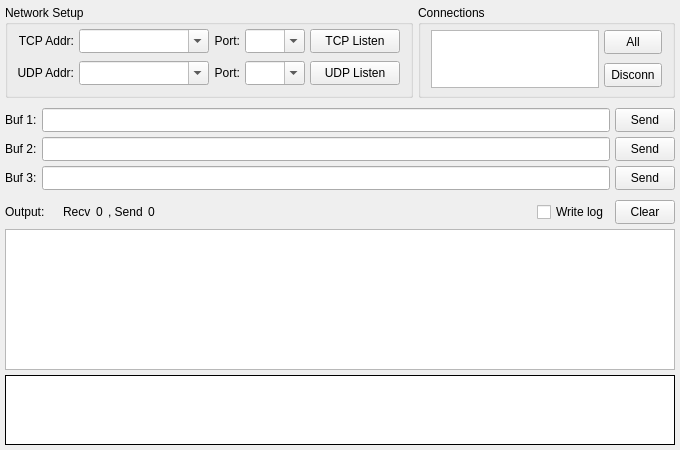
This is src/sokit/serverform.ui in sinpolib/sokit as Qt 5 draws it before an edit. The edited form follows.
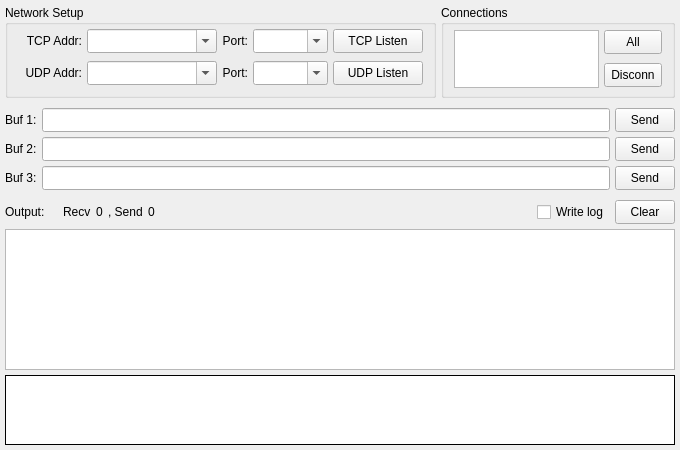
This is the edited form.

```diff
--- a/src/sokit/serverform.ui
+++ b/src/sokit/serverform.ui
@@ -110,7 +110,7 @@
             </property>
             <property name="minimumSize">
              <size>
-              <width>62</width>
+              <width>70</width>
               <height>0</height>
              </size>
             </property>
@@ -169,13 +169,13 @@
             </property>
             <property name="minimumSize">
              <size>
-              <width>60</width>
+              <width>75</width>
               <height>24</height>
              </size>
             </property>
             <property name="maximumSize">
              <size>
-              <width>60</width>
+              <width>75</width>
               <height>24</height>
              </size>
             </property>
@@ -197,7 +197,7 @@
             </property>
             <property name="minimumSize">
              <size>
-              <width>62</width>
+              <width>70</width>
               <height>0</height>
              </size>
             </property>
@@ -272,13 +272,13 @@
             </property>
             <property name="minimumSize">
              <size>
-              <width>60</width>
+              <width>75</width>
               <height>24</height>
              </size>
             </property>
             <property name="maximumSize">
              <size>
-              <width>60</width>
+              <width>75</width>
               <height>24</height>
              </size>
             </property>
```
